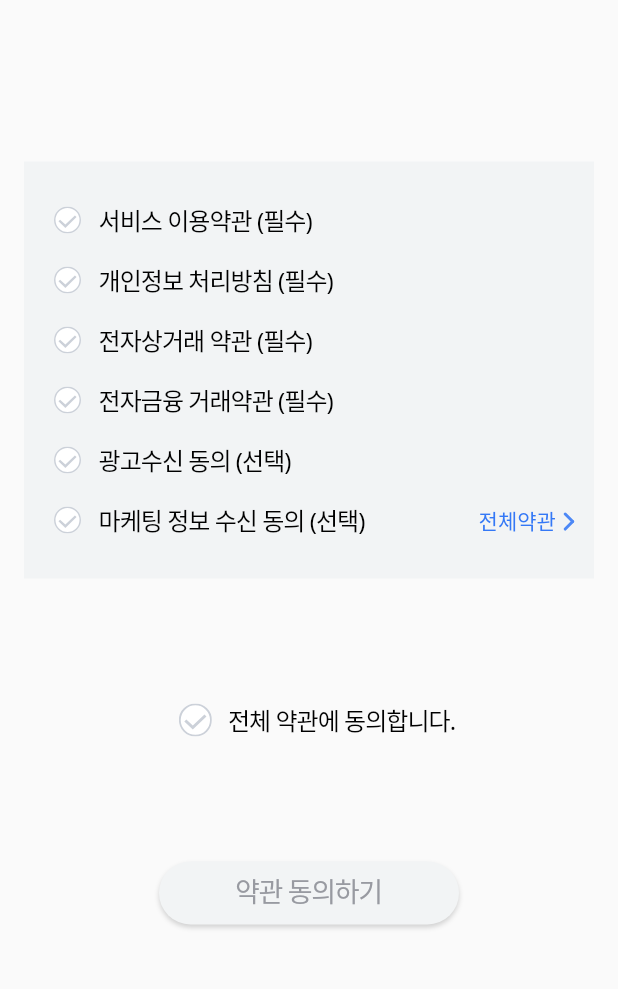
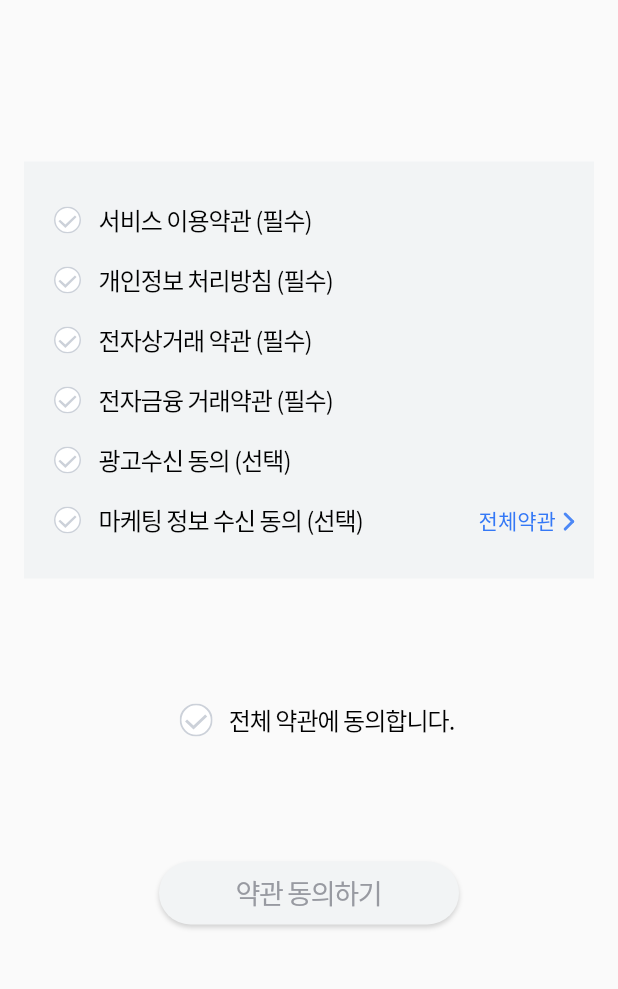
Before and after one commit to dddog/road_mempany, a Flutter app: the AgreeScreen screen opened directly, on a phone screen of 412 x 824 dp, the part 203-1192 px from its top. Run offline on Flutter 3.47's test engine with Material 2 defaults, Android fonts, the phone set to English and light mode, and no system bars; our stand-ins replace dots_indicator, flutter_svg, google_fonts; Roboto replaces fonts that are missing (Noto Sans CJK KR).

Commit message:
폰트 추가

```diff
--- a/lib/constants/fonts.dart
+++ b/lib/constants/fonts.dart
@@ -58,62 +58,49 @@ TextStyle kTsRoboto46 = GoogleFonts.roboto(
   ),
 );
 
-TextStyle kTsNoto26 = GoogleFonts.notoSans(
-  textStyle: const TextStyle(
+TextStyle kTsNoto26 = const TextStyle(
+  fontFamily: 'Noto Sans CJK KR-Lignt',
   fontSize: 26.0,
   letterSpacing: -1.04,
-    fontWeight: FontWeight.w300,
   height: 1.27,
-    color: kColorBlue6,
-  ),
 );
 
-TextStyle kTsNoto22 = GoogleFonts.notoSans(
-  textStyle: const TextStyle(
+TextStyle kTsNoto22 = const TextStyle(
+  fontFamily: 'Noto Sans CJK KR',
   fontSize: 22.0,
   letterSpacing: -0.88,
   height: 1.32,
-    color: kColorWhite9,
-  ),
 );
-TextStyle kTsNoto20 = GoogleFonts.notoSans(
-  textStyle: const TextStyle(
+TextStyle kTsNoto20 = const TextStyle(
+  fontFamily: 'Noto Sans CJK KR',
   fontSize: 20.0,
   letterSpacing: -0.8,
-    fontWeight: FontWeight.w500,
-  ),
 );
 
-TextStyle kTsNoto18 = GoogleFonts.notoSans(
-  textStyle: const TextStyle(
+TextStyle kTsNoto18 = const TextStyle(
+  fontFamily: 'Noto Sans CJK KR',
   fontSize: 18.0,
   color: kColorBlack7,
   letterSpacing: -0.9,
   height: 1.22,
-  ),
 );
 
-TextStyle kTsNoto16 = GoogleFonts.notoSans(
-  textStyle: const TextStyle(
+TextStyle kTsNoto16 = const TextStyle(
+  fontFamily: 'Noto Sans CJK KR',
   fontSize: 16.0,
-    color: kColorBlack10,
   letterSpacing: -0.64,
   height: 1.44,
-  ),
 );
-TextStyle kTsNoto17 = GoogleFonts.notoSans(
-  textStyle: const TextStyle(
+TextStyle kTsNoto17 = const TextStyle(
+  fontFamily: 'Noto Sans CJK KR-Medium',
   fontSize: 17.0,
   letterSpacing: -0.68,
   height: 1.41,
-  ),
 );
 
-TextStyle kTsNoto14 = GoogleFonts.notoSans(
-  textStyle: const TextStyle(
+TextStyle kTsNoto14 = const TextStyle(
+  fontFamily: 'Noto Sans CJK KR',
   fontSize: 14.0,
   letterSpacing: -0.7000000000000001,
-    fontWeight: FontWeight.w500,
   height: 1.79,
-  ),
 );
--- a/lib/screens/agree_detail_screen.dart
+++ b/lib/screens/agree_detail_screen.dart
@@ -145,7 +145,7 @@ class _AgreeDetailScreenState extends State<AgreeDetailScreen> {
   Column _buildTitle(int index, String title) {
     return Column(
       children: [
-        InkWell(
+        GestureDetector(
           onTap: () {
             _onSelected(index);
           },
@@ -188,7 +188,7 @@ class _AgreeDetailScreenState extends State<AgreeDetailScreen> {
     return Row(
       mainAxisAlignment: MainAxisAlignment.spaceBetween,
       children: [
-        InkWell(
+        GestureDetector(
           onTap: () {
             Navigator.pop(context);
           },
--- a/lib/screens/agree_screen.dart
+++ b/lib/screens/agree_screen.dart
@@ -68,7 +68,7 @@ class _AgreeScreenState extends State<AgreeScreen> {
           child: Column(
             crossAxisAlignment: CrossAxisAlignment.start,
             children: [
-              InkWell(
+              GestureDetector(
                 onTap: () {
                   Navigator.pop(context);
                 },
@@ -107,7 +107,7 @@ class _AgreeScreenState extends State<AgreeScreen> {
                         children: [
                           _buildContent(),
                           // 전체 약관에 동의
-                          InkWell(
+                          GestureDetector(
                             onTap: _selectedAll,
                             child: Row(
                               mainAxisAlignment: MainAxisAlignment.center,
@@ -125,7 +125,9 @@ class _AgreeScreenState extends State<AgreeScreen> {
                                 ),
                                 Text(
                                   '전체 약관에 동의합니다.',
-                                  style: kTsNoto16,
+                                  style: kTsNoto16.copyWith(
+                                    color: kColorBlack10,
+                                  ),
                                 ),
                               ],
                             ),
@@ -168,7 +170,7 @@ class _AgreeScreenState extends State<AgreeScreen> {
         children: [
           Row(
             children: [
-              InkWell(
+              GestureDetector(
                 onTap: () {
                   setState(() {
                     _is1 = !_is1;
@@ -195,7 +197,9 @@ class _AgreeScreenState extends State<AgreeScreen> {
                     ),
                     Text(
                       '서비스 이용약관 (필수)',
-                      style: kTsNoto16,
+                      style: kTsNoto16.copyWith(
+                        color: kColorBlack10,
+                      ),
                     ),
                   ],
                 ),
@@ -210,7 +214,7 @@ class _AgreeScreenState extends State<AgreeScreen> {
 
           Row(
             children: [
-              InkWell(
+              GestureDetector(
                 onTap: () {
                   setState(() {
                     _is2 = !_is2;
@@ -237,7 +241,9 @@ class _AgreeScreenState extends State<AgreeScreen> {
                     ),
                     Text(
                       '개인정보 처리방침 (필수)',
-                      style: kTsNoto16,
+                      style: kTsNoto16.copyWith(
+                        color: kColorBlack10,
+                      ),
                     ),
                   ],
                 ),
@@ -252,7 +258,7 @@ class _AgreeScreenState extends State<AgreeScreen> {
 
           Row(
             children: [
-              InkWell(
+              GestureDetector(
                 onTap: () {
                   setState(() {
                     _is3 = !_is3;
@@ -279,7 +285,9 @@ class _AgreeScreenState extends State<AgreeScreen> {
                     ),
                     Text(
                       '전자상거래 약관 (필수)',
-                      style: kTsNoto16,
+                      style: kTsNoto16.copyWith(
+                        color: kColorBlack10,
+                      ),
                     ),
                   ],
                 ),
@@ -294,7 +302,7 @@ class _AgreeScreenState extends State<AgreeScreen> {
 
           Row(
             children: [
-              InkWell(
+              GestureDetector(
                 onTap: () {
                   setState(() {
                     _is4 = !_is4;
@@ -321,7 +329,9 @@ class _AgreeScreenState extends State<AgreeScreen> {
                     ),
                     Text(
                       '전자금융 거래약관 (필수)',
-                      style: kTsNoto16,
+                      style: kTsNoto16.copyWith(
+                        color: kColorBlack10,
+                      ),
                     ),
                   ],
                 ),
@@ -336,7 +346,7 @@ class _AgreeScreenState extends State<AgreeScreen> {
 
           Row(
             children: [
-              InkWell(
+              GestureDetector(
                 onTap: () {
                   setState(() {
                     _is5 = !_is5;
@@ -363,7 +373,9 @@ class _AgreeScreenState extends State<AgreeScreen> {
                     ),
                     Text(
                       '광고수신 동의 (선택)',
-                      style: kTsNoto16,
+                      style: kTsNoto16.copyWith(
+                        color: kColorBlack10,
+                      ),
                     ),
                   ],
                 ),
@@ -381,7 +393,7 @@ class _AgreeScreenState extends State<AgreeScreen> {
             mainAxisAlignment: MainAxisAlignment.spaceBetween,
             crossAxisAlignment: CrossAxisAlignment.center,
             children: [
-              InkWell(
+              GestureDetector(
                 onTap: () {
                   setState(() {
                     _is6 = !_is6;
@@ -409,14 +421,16 @@ class _AgreeScreenState extends State<AgreeScreen> {
                     ),
                     Text(
                       '마케팅 정보 수신 동의 (선택)',
-                      style: kTsNoto16,
+                      style: kTsNoto16.copyWith(
+                        color: kColorBlack10,
+                      ),
                     ),
                   ],
                 ),
               ),
 
               // 전체약관
-              InkWell(
+              GestureDetector(
                 onTap: () {
                   Navigator.push(
                     context,
```
Also changed, not shown: lib/screens/intro_screen.dart (+10 -4 lines), pubspec.yaml (+12 -11 lines), 9 other files. Lines whose indentation alone changed are shown as unchanged.
